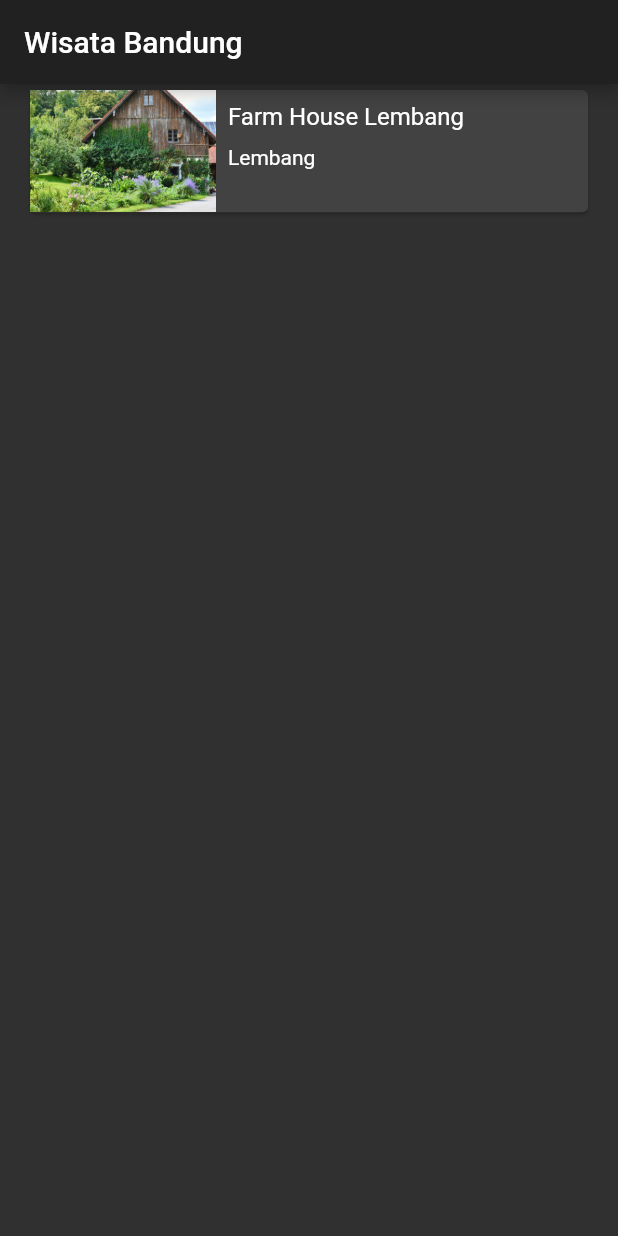
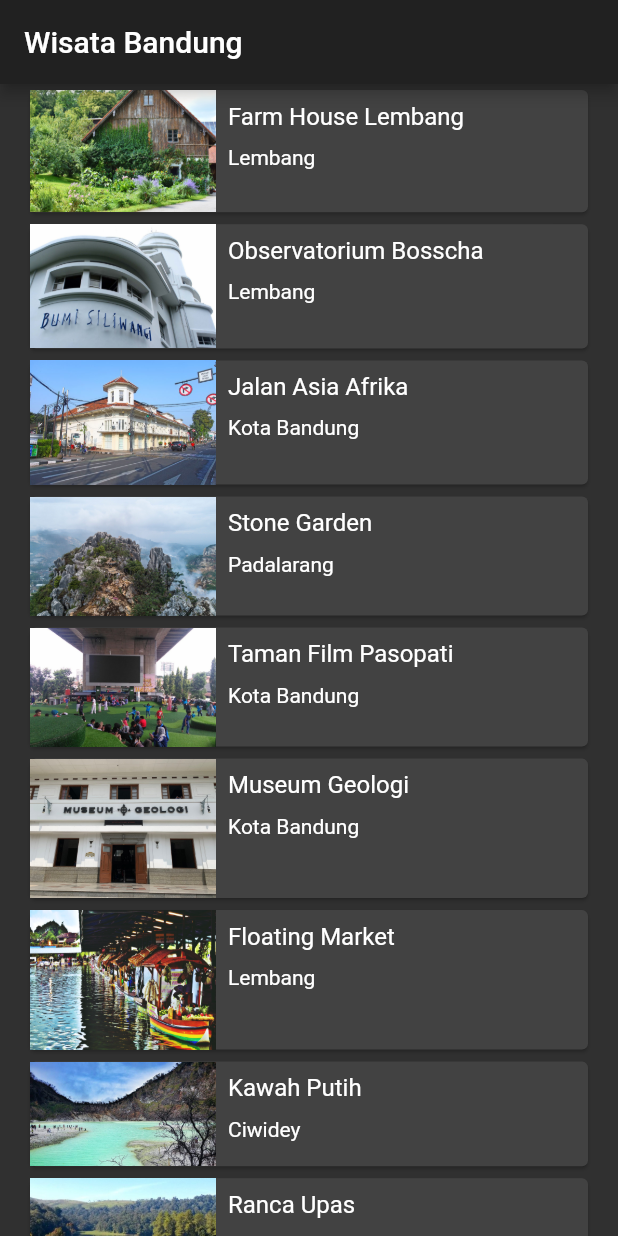
Before and after one commit to Tiofani99/Belajar-Flutter, a Flutter app: the screen it shows after launch, on a phone screen of 412 x 824 dp. Run offline on Flutter 3.47's test engine with Material 2 defaults, Android fonts, the phone set to English and light mode, and no system bars.

```diff
--- a/wisata_purwokerto/lib/main_screen.dart
+++ b/wisata_purwokerto/lib/main_screen.dart
@@ -1,18 +1,21 @@
 import 'package:flutter/material.dart';
 import 'package:wisatapurwokerto/detail_screen.dart';
+
 import 'model/tourism_place.dart';
 
-class MainScreen extends StatelessWidget{
+class MainScreen extends StatelessWidget {
   @override
   Widget build(BuildContext context) {
     return Scaffold(
       appBar: AppBar(
         title: Text('Wisata Bandung'),
       ),
-      body: FlatButton(
-        onPressed: (){
-          Navigator.push(context, MaterialPageRoute(builder: (context){
-              return DetailScreen();
+      body: ListView(
+        children: tourismPlaceList.map((place) {
+          return FlatButton(
+            onPressed: () {
+              Navigator.push(context, MaterialPageRoute(builder: (context) {
+                return DetailScreen(place: place,);
               }));
             },
             child: Card(
@@ -21,7 +24,7 @@ class MainScreen extends StatelessWidget{
                 children: <Widget>[
                   Expanded(
                     flex: 1,
-               child: Image.asset('images/farm-house.jpg'),
+                    child: Image.asset(place.imageAsset),
                   ),
                   Expanded(
                     flex: 2,
@@ -32,13 +35,13 @@ class MainScreen extends StatelessWidget{
                         mainAxisSize: MainAxisSize.min,
                         children: <Widget>[
                           Text(
-                       'Farm House Lembang',
+                            place.name,
                             style: TextStyle(fontSize: 16.0),
                           ),
                           SizedBox(
                             height: 10,
                           ),
-                     Text('Lembang'),
+                          Text(place.location),
                         ],
                       ),
                     ),
@@ -46,6 +49,8 @@ class MainScreen extends StatelessWidget{
                 ],
               ),
             ),
+          );
+        }).toList(),
       ),
     );
   }
```
Also changed, not shown: wisata_purwokerto/lib/detail_screen.dart (+31 -33 lines). Lines whose indentation alone changed are shown as unchanged.
